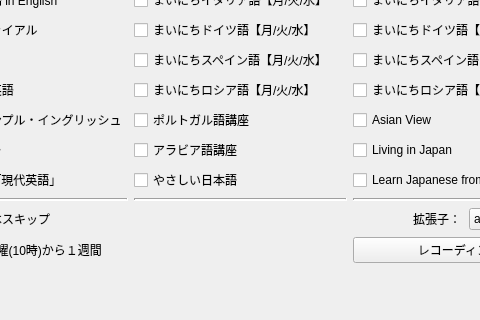
Qt form mainwindow.ui (CSReviser/CaptureStream2-extra) before a commit; both pictures show x 153 to 633 and y 122 to 442 of the 750 by 442 pixel window.
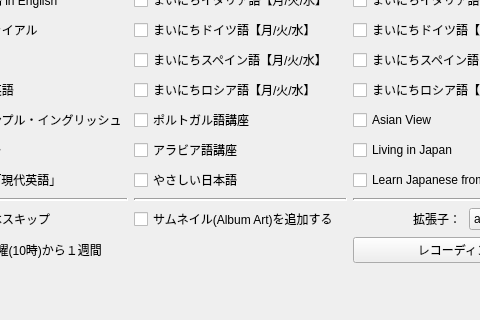
The same form after that commit.

Commit message: thumbnail option追加

Diff of the .ui file:
```diff
--- a/mainwindow.ui
+++ b/mainwindow.ui
@@ -514,6 +514,20 @@
        </item>
       </layout>
      </item>
+     <item row="11" column="1">
+      <layout class="QHBoxLayout" name="horizontalLayout_281">
+       <item>
+        <widget class="QCheckBox" name="checkBox_thumbnail">
+         <property name="text">
+          <string>サムネイル(Album Art)を追加する</string>
+         </property>
+         <property name="checked">
+          <bool>false</bool>
+         </property>
+        </widget>
+       </item>
+      </layout>
+     </item>
      <item row="11" column="0">
       <layout class="QHBoxLayout" name="horizontalLayout_22">
        <item>
```
The commit also changes 7 other files.
